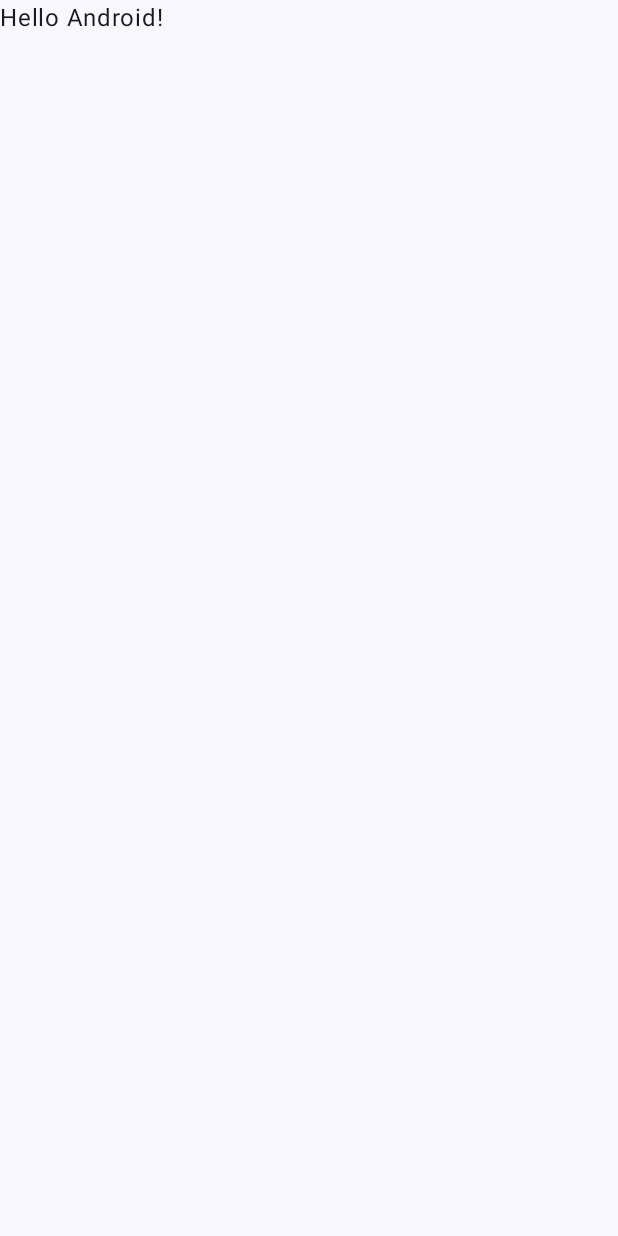
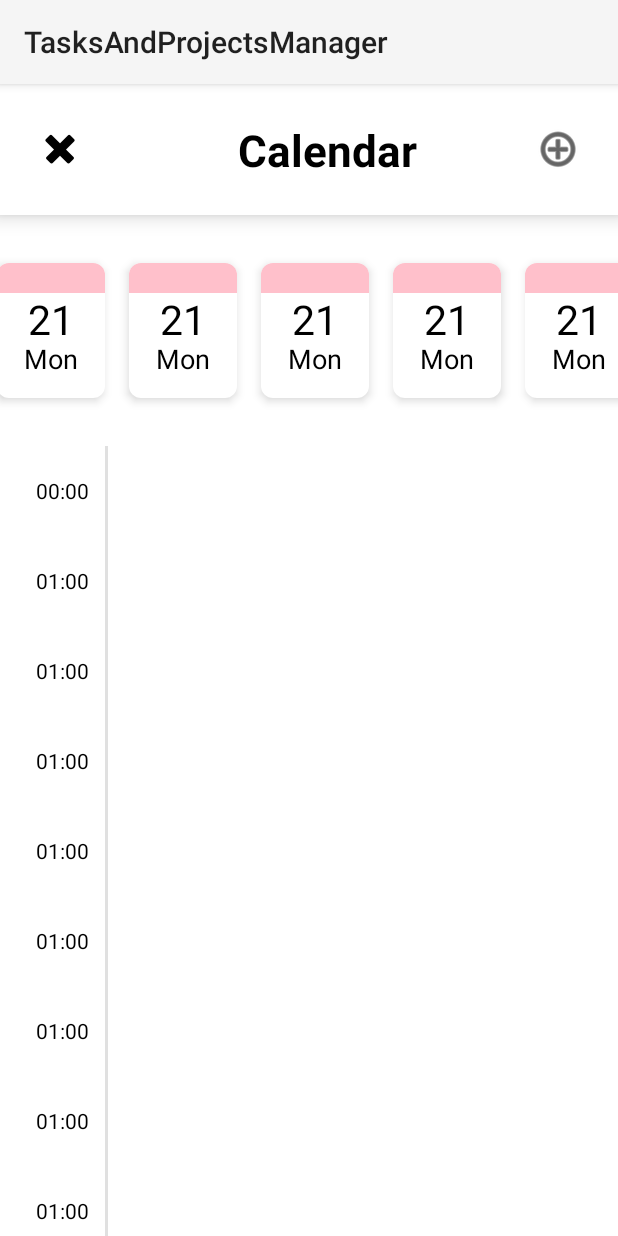
Before and after one commit to a9ek0/TasksAndProjectsManager, an Android app: the screen it shows after launch (MainActivity), on a phone screen of 412 x 824 dp. Before the commit the screen is almost empty. Run offline under Robolectric (Android 15) with nearby library versions, the phone set to English and light mode, and no system bars.

Commit message:
Сalendar page designed

```diff
--- a/app/src/main/AndroidManifest.xml
+++ b/app/src/main/AndroidManifest.xml
@@ -15,11 +15,9 @@
         <activity
             android:name=".MainActivity"
             android:exported="true"
-            android:label="@string/app_name"
-            android:theme="@style/Theme.TasksAndProjectsManager">
+            android:label="@string/app_name">
             <intent-filter>
                 <action android:name="android.intent.action.MAIN" />
-
                 <category android:name="android.intent.category.LAUNCHER" />
             </intent-filter>
         </activity>
--- a/app/src/main/java/com/a9ek0/tasksandprojectsmanager/MainActivity.kt
+++ b/app/src/main/java/com/a9ek0/tasksandprojectsmanager/MainActivity.kt
@@ -1,47 +1,31 @@
 package com.a9ek0.tasksandprojectsmanager
 
 import android.os.Bundle
-import androidx.activity.ComponentActivity
-import androidx.activity.compose.setContent
-import androidx.activity.enableEdgeToEdge
-import androidx.compose.foundation.layout.fillMaxSize
-import androidx.compose.foundation.layout.padding
-import androidx.compose.material3.Scaffold
-import androidx.compose.material3.Text
-import androidx.compose.runtime.Composable
-import androidx.compose.ui.Modifier
-import androidx.compose.ui.tooling.preview.Preview
-import com.a9ek0.tasksandprojectsmanager.ui.theme.TasksAndProjectsManagerTheme
+import android.widget.LinearLayout
+import android.widget.TextView
+import androidx.appcompat.app.AppCompatActivity
 
-class MainActivity : ComponentActivity() {
+class MainActivity : AppCompatActivity() {
     override fun onCreate(savedInstanceState: Bundle?) {
         super.onCreate(savedInstanceState)
-        enableEdgeToEdge()
-        setContent {
-            TasksAndProjectsManagerTheme {
-                Scaffold(modifier = Modifier.fillMaxSize()) { innerPadding ->
-                    Greeting(
-                        name = "Android",
-                        modifier = Modifier.padding(innerPadding)
-                    )
-                }
+        setContentView(R.layout.activity_main)
+
+        val hoursContainer = findViewById<LinearLayout>(R.id.hours_container)
+
+        for (hour in 0..23) {
+            val hourView = layoutInflater.inflate(R.layout.hour_block, hoursContainer, false)
+            val hourText = hourView.findViewById<TextView>(R.id.hour_text)
+
+            val timeString = when {
+                hour == 0 -> "12 AM"
+                hour < 12 -> "$hour AM"
+                hour == 12 -> "12 PM"
+                else -> "${hour - 12} PM"
             }
+
+            hourText.text = timeString
+            hoursContainer.addView(hourView)
         }
+
     }
 }
-
-@Composable
-fun Greeting(name: String, modifier: Modifier = Modifier) {
-    Text(
-        text = "Hello $name!",
-        modifier = modifier
-    )
-}
-
-@Preview(showBackground = true)
-@Composable
-fun GreetingPreview() {
-    TasksAndProjectsManagerTheme {
-        Greeting("Android")
-    }
-}
--- a/app/src/main/java/com/a9ek0/tasksandprojectsmanager/ui/theme/Color.kt
+++ b/app/src/main/java/com/a9ek0/tasksandprojectsmanager/ui/theme/Color.kt
@@ -1,11 +1 @@
 package com.a9ek0.tasksandprojectsmanager.ui.theme
-
-import androidx.compose.ui.graphics.Color
-
-val Purple80 = Color(0xFFD0BCFF)
-val PurpleGrey80 = Color(0xFFCCC2DC)
-val Pink80 = Color(0xFFEFB8C8)
-
-val Purple40 = Color(0xFF6650a4)
-val PurpleGrey40 = Color(0xFF625b71)
-val Pink40 = Color(0xFF7D5260)
--- a/app/src/main/java/com/a9ek0/tasksandprojectsmanager/ui/theme/Theme.kt
+++ b/app/src/main/java/com/a9ek0/tasksandprojectsmanager/ui/theme/Theme.kt
@@ -1,58 +1 @@
 package com.a9ek0.tasksandprojectsmanager.ui.theme
-
-import android.app.Activity
-import android.os.Build
-import androidx.compose.foundation.isSystemInDarkTheme
-import androidx.compose.material3.MaterialTheme
-import androidx.compose.material3.darkColorScheme
-import androidx.compose.material3.dynamicDarkColorScheme
-import androidx.compose.material3.dynamicLightColorScheme
-import androidx.compose.material3.lightColorScheme
-import androidx.compose.runtime.Composable
-import androidx.compose.ui.platform.LocalContext
-
-private val DarkColorScheme = darkColorScheme(
-    primary = Purple80,
-    secondary = PurpleGrey80,
-    tertiary = Pink80
-)
-
-private val LightColorScheme = lightColorScheme(
-    primary = Purple40,
-    secondary = PurpleGrey40,
-    tertiary = Pink40
-
-    /* Other default colors to override
-    background = Color(0xFFFFFBFE),
-    surface = Color(0xFFFFFBFE),
-    onPrimary = Color.White,
-    onSecondary = Color.White,
-    onTertiary = Color.White,
-    onBackground = Color(0xFF1C1B1F),
-    onSurface = Color(0xFF1C1B1F),
-    */
-)
-
-@Composable
-fun TasksAndProjectsManagerTheme(
-    darkTheme: Boolean = isSystemInDarkTheme(),
-    // Dynamic color is available on Android 12+
-    dynamicColor: Boolean = true,
-    content: @Composable () -> Unit
-) {
-    val colorScheme = when {
-        dynamicColor && Build.VERSION.SDK_INT >= Build.VERSION_CODES.S -> {
-            val context = LocalContext.current
-            if (darkTheme) dynamicDarkColorScheme(context) else dynamicLightColorScheme(context)
-        }
-
-        darkTheme -> DarkColorScheme
-        else -> LightColorScheme
-    }
-
-    MaterialTheme(
-        colorScheme = colorScheme,
-        typography = Typography,
-        content = content
-    )
-}
--- a/app/src/main/java/com/a9ek0/tasksandprojectsmanager/ui/theme/Type.kt
+++ b/app/src/main/java/com/a9ek0/tasksandprojectsmanager/ui/theme/Type.kt
@@ -1,34 +1 @@
 package com.a9ek0.tasksandprojectsmanager.ui.theme
-
-import androidx.compose.material3.Typography
-import androidx.compose.ui.text.TextStyle
-import androidx.compose.ui.text.font.FontFamily
-import androidx.compose.ui.text.font.FontWeight
-import androidx.compose.ui.unit.sp
-
-// Set of Material typography styles to start with
-val Typography = Typography(
-    bodyLarge = TextStyle(
-        fontFamily = FontFamily.Default,
-        fontWeight = FontWeight.Normal,
-        fontSize = 16.sp,
-        lineHeight = 24.sp,
-        letterSpacing = 0.5.sp
-    )
-    /* Other default text styles to override
-    titleLarge = TextStyle(
-        fontFamily = FontFamily.Default,
-        fontWeight = FontWeight.Normal,
-        fontSize = 22.sp,
-        lineHeight = 28.sp,
-        letterSpacing = 0.sp
-    ),
-    labelSmall = TextStyle(
-        fontFamily = FontFamily.Default,
-        fontWeight = FontWeight.Medium,
-        fontSize = 11.sp,
-        lineHeight = 16.sp,
-        letterSpacing = 0.5.sp
-    )
-    */
-)
--- /dev/null
+++ b/app/src/main/res/drawable/calendar_day_background.xml
@@ -0,0 +1,17 @@
+<layer-list xmlns:android="http://schemas.android.com/apk/res/android">
+
+    <item>
+        <shape android:shape="rectangle">
+            <solid android:color="@color/white"/>
+            <corners android:radius="8dp" />
+        </shape>
+    </item>
+
+    <!-- Розовая верхняя часть -->
+    <item android:top="0dp" android:bottom="70dp">
+        <shape android:shape="rectangle">
+            <solid android:color="@color/pink"/>
+            <corners android:topLeftRadius="8dp" android:topRightRadius="8dp"/>
+        </shape>
+    </item>
+</layer-list>
--- /dev/null
+++ b/app/src/main/res/drawable/rounded_background.xml
@@ -0,0 +1,5 @@
+<?xml version="1.0" encoding="utf-8"?>
+<shape xmlns:android="http://schemas.android.com/apk/res/android">
+    <solid android:color="@color/pink" />
+    <corners android:radius="16dp" />
+</shape>
--- /dev/null
+++ b/app/src/main/res/drawable/timeline_dot.xml
@@ -0,0 +1,6 @@
+<?xml version="1.0" encoding="utf-8"?>
+<shape xmlns:android="http://schemas.android.com/apk/res/android"
+    android:shape="oval">
+    <solid android:color="@color/timeline_color" />
+    <size android:width="16dp" android:height="16dp" />
+</shape>
--- /dev/null
+++ b/app/src/main/res/drawable/top_bar_background.xml
@@ -0,0 +1,7 @@
+<?xml version="1.0" encoding="utf-8"?>
+<shape xmlns:android="http://schemas.android.com/apk/res/android">
+    <gradient
+        android:startColor="@color/white"
+        android:endColor="@color/white"
+        android:angle="0" />
+</shape>
--- /dev/null
+++ b/app/src/main/res/layout/activity_main.xml
@@ -0,0 +1,320 @@
+<?xml version="1.0" encoding="utf-8"?>
+<androidx.constraintlayout.widget.ConstraintLayout xmlns:android="http://schemas.android.com/apk/res/android"
+    xmlns:app="http://schemas.android.com/apk/res-auto"
+    xmlns:tools="http://schemas.android.com/tools"
+    android:layout_width="match_parent"
+    android:layout_height="match_parent"
+    android:background="@color/white"
+    tools:context=".MainActivity">
+
+    <!-- Верхняя панель с иконками -->
+    <LinearLayout
+        android:id="@+id/top_bar"
+        android:layout_width="0dp"
+        android:layout_height="wrap_content"
+        android:background="@color/white"
+        android:elevation="8dp"
+        android:gravity="center_vertical"
+        android:orientation="horizontal"
+        android:paddingStart="24dp"
+        android:paddingTop="24dp"
+        android:paddingEnd="24dp"
+        android:paddingBottom="24dp"
+        android:backgroundTint="@color/white"
+        app:layout_constraintEnd_toEndOf="parent"
+        app:layout_constraintStart_toStartOf="parent"
+        app:layout_constraintTop_toTopOf="parent">
+
+        <!-- Иконка с календарем -->
+        <ImageView
+            android:id="@+id/backIcon"
+            android:layout_width="32dp"
+            android:layout_height="32dp"
+            android:src="@android:drawable/ic_delete"
+            app:tint="@color/icon_color" />
+
+        <!-- Заголовок -->
+        <TextView
+            android:id="@+id/title"
+            android:layout_width="0dp"
+            android:layout_height="wrap_content"
+            android:layout_marginStart="24dp"
+            android:layout_weight="1"
+            android:text="Calendar"
+            android:textAlignment="center"
+            android:textColor="@color/black"
+            android:textSize="29sp"
+            android:textStyle="bold" />
+
+        <!-- Иконка добавления -->
+        <ImageView
+            android:id="@+id/addIcon"
+            android:layout_width="32dp"
+            android:layout_height="32dp"
+            android:src="@android:drawable/ic_menu_add"
+            app:tint="@color/icon_color" />
+    </LinearLayout>
+
+    <!-- Календарь -->
+    <HorizontalScrollView
+        android:id="@+id/calendar_scroll"
+        android:layout_width="match_parent"
+        android:layout_height="wrap_content"
+        android:paddingTop="24dp"
+        android:paddingBottom="24dp"
+        android:scrollbars="none"
+        app:layout_constraintTop_toBottomOf="@id/top_bar">
+
+        <LinearLayout
+            android:id="@+id/calendar_view"
+            android:layout_width="wrap_content"
+            android:layout_height="match_parent"
+            android:orientation="horizontal"
+            android:paddingStart="-10dp"
+            android:paddingEnd="24dp">
+
+            <!-- Дни недели -->
+            <include layout="@layout/calendar_day_item" />
+
+            <include layout="@layout/calendar_day_item" />
+
+            <include layout="@layout/calendar_day_item" />
+
+            <include layout="@layout/calendar_day_item" />
+
+            <include layout="@layout/calendar_day_item" />
+
+            <include layout="@layout/calendar_day_item" />
+
+            <include layout="@layout/calendar_day_item" />
+
+        </LinearLayout>
+    </HorizontalScrollView>
+
+    <!-- Временная шкала с событиями -->
+    <ScrollView
+        android:layout_width="0dp"
+        android:layout_height="0dp"
+        android:clipToPadding="false"
+        app:layout_constraintBottom_toBottomOf="parent"
+        app:layout_constraintEnd_toEndOf="parent"
+        app:layout_constraintStart_toStartOf="parent"
+        app:layout_constraintTop_toBottomOf="@id/calendar_scroll">
+
+        <RelativeLayout
+            android:id="@+id/timeline_container"
+            android:layout_width="match_parent"
+            android:layout_height="wrap_content"
+            android:paddingBottom="16dp">
+
+            <!-- Вертикальная линия времени -->
+            <View
+                android:layout_width="2dp"
+                android:layout_height="1440dp"
+                android:layout_marginStart="70dp"
+                android:background="#E0E0E0" />
+
+            <!-- Временные метки и горизонтальные линии -->
+            <LinearLayout
+                android:id="@+id/hours_container"
+                android:layout_width="match_parent"
+                android:layout_height="1440dp"
+                android:orientation="vertical">
+
+                <!-- Пример временной метки -->
+                <TextView
+                    android:layout_width="wrap_content"
+                    android:layout_height="60dp"
+                    android:text="00:00"
+                    android:textSize="14sp"
+                    android:textColor="@color/black"
+                    android:layout_marginStart="24dp"
+                    android:layout_marginEnd="24dp"
+                    android:gravity="center_vertical|start" />
+
+                <!-- Пример временной метки -->
+                <TextView
+                    android:layout_width="wrap_content"
+                    android:layout_height="60dp"
+                    android:text="01:00"
+                    android:textSize="14sp"
+                    android:textColor="@color/black"
+                    android:layout_marginStart="24dp"
+                    android:layout_marginEnd="24dp"
+                    android:gravity="center_vertical|start" />
+
+                <TextView
+                    android:layout_width="wrap_content"
+                    android:layout_height="60dp"
+                    android:text="01:00"
+                    android:textSize="14sp"
+                    android:textColor="@color/black"
+                    android:layout_marginStart="24dp"
+                    android:layout_marginEnd="24dp"
+                    android:gravity="center_vertical|start" />
+
+                <TextView
+                    android:layout_width="wrap_content"
+                    android:layout_height="60dp"
+                    android:text="01:00"
+                    android:textSize="14sp"
+                    android:textColor="@color/black"
+                    android:layout_marginStart="24dp"
+                    android:layout_marginEnd="24dp"
+                    android:gravity="center_vertical|start" />
+
+                <TextView
+                    android:layout_width="wrap_content"
+                    android:layout_height="60dp"
+                    android:text="01:00"
+                    android:textSize="14sp"
+                    android:textColor="@color/black"
+                    android:layout_marginStart="24dp"
+                    android:layout_marginEnd="24dp"
+                    android:gravity="center_vertical|start" />
+
+                <TextView
+                    android:layout_width="wrap_content"
+                    android:layout_height="60dp"
+                    android:text="01:00"
+                    android:textSize="14sp"
+                    android:textColor="@color/black"
+                    android:layout_marginStart="24dp"
+                    android:layout_marginEnd="24dp"
+                    android:gravity="center_vertical|start" />
+
+                <TextView
+                    android:layout_width="wrap_content"
+                    android:layout_height="60dp"
+                    android:text="01:00"
+                    android:textSize="14sp"
+                    android:textColor="@color/black"
+                    android:layout_marginStart="24dp"
+                    android:layout_marginEnd="24dp"
+                    android:gravity="center_vertical|start" />
+
+                <TextView
+                    android:layout_width="wrap_content"
+                    android:layout_height="60dp"
+                    android:text="01:00"
+                    android:textSize="14sp"
+                    android:textColor="@color/black"
+                    android:layout_marginStart="24dp"
+                    android:layout_marginEnd="24dp"
+                    android:gravity="center_vertical|start" />
+
+                <TextView
+                    android:layout_width="wrap_content"
+                    android:layout_height="60dp"
+                    android:text="01:00"
+                    android:textSize="14sp"
+                    android:textColor="@color/black"
+                    android:layout_marginStart="24dp"
+                    android:layout_marginEnd="24dp"
+                    android:gravity="center_vertical|start" />
+
+                <TextView
+                    android:layout_width="wrap_content"
+                    android:layout_height="60dp"
+                    android:text="01:00"
+                    android:textSize="14sp"
+                    android:textColor="@color/black"
+                    android:layout_marginStart="24dp"
+                    android:layout_marginEnd="24dp"
+                    android:gravity="center_vertical|start" />
+
+                <TextView
+                    android:layout_width="wrap_content"
+                    android:layout_height="60dp"
+                    android:text="01:00"
+                    android:textSize="14sp"
+                    android:textColor="@color/black"
+                    android:layout_marginStart="24dp"
+                    android:layout_marginEnd="24dp"
+                    android:gravity="center_vertical|start" />
+
+                <TextView
+                    android:layout_width="wrap_content"
+                    android:layout_height="60dp"
+                    android:text="01:00"
+                    android:textSize="14sp"
+                    android:textColor="@color/black"
+                    android:layout_marginStart="24dp"
+                    android:layout_marginEnd="24dp"
+                    android:gravity="center_vertical|start" />
+
+                <TextView
+                    android:layout_width="wrap_content"
+                    android:layout_height="60dp"
+                    android:text="01:00"
+                    android:textSize="14sp"
+                    android:textColor="@color/black"
+                    android:layout_marginStart="24dp"
+                    android:layout_marginEnd="24dp"
+                    android:gravity="center_vertical|start" />
+
+                <TextView
+                    android:layout_width="wrap_content"
+                    android:layout_height="60dp"
+                    android:text="01:00"
+                    android:textSize="14sp"
+                    android:textColor="@color/black"
+                    android:layout_marginStart="24dp"
+                    android:layout_marginEnd="24dp"
+                    android:gravity="center_vertical|start" />
+
+                <TextView
+                    android:layout_width="wrap_content"
+                    android:layout_height="60dp"
+                    android:text="01:00"
+                    android:textSize="14sp"
+                    android:textColor="@color/black"
+                    android:layout_marginStart="24dp"
+                    android:layout_marginEnd="24dp"
+                    android:gravity="center_vertical|start" />
+
+                <TextView
+                    android:layout_width="wrap_content"
+                    android:layout_height="60dp"
+                    android:text="01:00"
+                    android:textSize="14sp"
+                    android:textColor="@color/black"
+                    android:layout_marginStart="24dp"
+                    android:layout_marginEnd="24dp"
+                    android:gravity="center_vertical|start" />
+
+                <TextView
+                    android:layout_width="wrap_content"
+                    android:layout_height="60dp"
+                    android:text="01:00"
+                    android:textSize="14sp"
+                    android:textColor="@color/black"
+                    android:layout_marginStart="24dp"
+                    android:layout_marginEnd="24dp"
+                    android:gravity="center_vertical|start" />
+
+                <TextView
+                    android:layout_width="wrap_content"
+                    android:layout_height="60dp"
+                    android:text="01:00"
+                    android:textSize="14sp"
+                    android:textColor="@color/black"
+                    android:layout_marginStart="24dp"
+                    android:layout_marginEnd="24dp"
+                    android:gravity="center_vertical|start" />
+                <!-- Добавьте больше временных меток по аналогии -->
+
+            </LinearLayout>
+
+            <!-- Здесь будут динамически добавляться задачи -->
+
+        </RelativeLayout>
+    </ScrollView>
+
+    <androidx.constraintlayout.widget.Guideline
+        android:id="@+id/guideline2"
+        android:layout_width="wrap_content"
+        android:layout_height="wrap_content"
+        android:orientation="vertical"
+        app:layout_constraintGuide_begin="20dp" />
+</androidx.constraintlayout.widget.ConstraintLayout>
--- /dev/null
+++ b/app/src/main/res/layout/calendar_day_item.xml
@@ -0,0 +1,37 @@
+<?xml version="1.0" encoding="utf-8"?>
+<LinearLayout xmlns:android="http://schemas.android.com/apk/res/android"
+    android:layout_width="72dp"
+    android:layout_height="90dp"
+
+    android:orientation="vertical"
+    android:gravity="center"
+
+    android:layout_marginStart ="8dp"
+    android:layout_marginBottom="8dp"
+    android:layout_marginTop   ="8dp"
+    android:layout_marginEnd   ="8dp"
+
+    android:elevation="4dp"
+
+    android:padding="8dp"
+
+    android:background="@drawable/calendar_day_background">
+
+    <TextView
+        android:id="@+id/day_number"
+        android:layout_width="48dp"
+        android:layout_height="48dp"
+        android:text="21"
+        android:textColor="@android:color/black"
+        android:textSize="27sp"
+        android:gravity="center" />
+
+    <TextView
+        android:id="@+id/day_name"
+        android:layout_width="wrap_content"
+        android:layout_height="wrap_content"
+        android:text="Mon"
+        android:textColor="@android:color/black"
+        android:textSize="18sp"
+        android:layout_marginTop="-10dp" />
+</LinearLayout>
--- /dev/null
+++ b/app/src/main/res/layout/hour_block.xml
@@ -0,0 +1,23 @@
+<?xml version="1.0" encoding="utf-8"?>
+<LinearLayout xmlns:android="http://schemas.android.com/apk/res/android"
+    xmlns:tools="http://schemas.android.com/tools"
+    android:layout_width="match_parent"
+    android:layout_height="60dp"
+    android:orientation="vertical">
+
+    <TextView
+        android:id="@+id/hour_text"
+        android:layout_width="wrap_content"
+        android:layout_height="wrap_content"
+        android:layout_marginStart="16dp"
+        android:textColor="#757575"
+        android:textSize="14sp"
+        tools:text="12 AM" />
+
+    <View
+        android:layout_width="match_parent"
+        android:layout_height="1dp"
+        android:layout_marginTop="59dp"
+        android:background="#E0E0E0" />
+
+</LinearLayout>
--- /dev/null
+++ b/app/src/main/res/layout/task_item.xml
@@ -0,0 +1,42 @@
+<?xml version="1.0" encoding="utf-8"?>
+<androidx.cardview.widget.CardView xmlns:android="http://schemas.android.com/apk/res/android"
+    xmlns:app="http://schemas.android.com/apk/res-auto"
+    android:layout_width="match_parent"
+    android:layout_height="wrap_content"
+    android:layout_marginBottom="8dp"
+    app:cardCornerRadius="8dp"
+    app:cardElevation="2dp">
+
+    <LinearLayout
+        android:layout_width="match_parent"
+        android:layout_height="wrap_content"
+        android:orientation="horizontal"
+        android:padding="16dp"
+        android:background="@drawable/rounded_background">
+
+        <CheckBox
+            android:id="@+id/task_checkbox"
+            android:layout_width="wrap_content"
+            android:layout_height="wrap_content"
+            android:layout_gravity="center_vertical"
+            style="@style/CheckBoxStyle"/>
+
+        <TextView
+            android:id="@+id/task_title"
+            android:layout_width="0dp"
+            android:layout_height="wrap_content"
+            android:layout_weight="1"
+            android:text="Task Title"
+            android:textSize="20sp"
+            android:textColor="@color/white"
+            android:layout_marginStart="16dp"
+            android:layout_marginEnd="16dp" />
+
+        <ImageView
+            android:id="@+id/task_priority"
+            android:layout_width="24dp"
+            android:layout_height="24dp"
+            android:src="@android:drawable/btn_star"
+            android:layout_gravity="center_vertical" />
+    </LinearLayout>
+</androidx.cardview.widget.CardView>
--- a/app/src/main/res/values/colors.xml
+++ b/app/src/main/res/values/colors.xml
@@ -1,5 +1,6 @@
 <?xml version="1.0" encoding="utf-8"?>
 <resources>
+    <color name="pink">#FFC0CB</color>
     <color name="purple_200">#FFBB86FC</color>
     <color name="purple_500">#FF6200EE</color>
     <color name="purple_700">#FF3700B3</color>
@@ -7,4 +8,11 @@
     <color name="teal_700">#FF018786</color>
     <color name="black">#FF000000</color>
     <color name="white">#FFFFFFFF</color>
+
+    <color name="background">#FFFFFFFF</color>
+    <color name="button">#4A90E2</color>
+    <color name="icon_color">#FF000000</color>
+    <color name="check_color">#FFFFFFFF</color>
+    <color name="timeline_color">#CCCCCC</color>
+
 </resources>
--- /dev/null
+++ b/app/src/main/res/values/styles.xml
@@ -0,0 +1,8 @@
+<?xml version="1.0" encoding="utf-8"?>
+<resources>
+    <style name="Theme.TasksAndProjectsManager" parent="Theme.AppCompat.Light">
+    </style>
+    <style name="CheckBoxStyle" parent="Widget.AppCompat.CompoundButton.CheckBox">
+        <item name="android:buttonTint">@color/check_color</item>
+    </style>
+</resources>
--- a/app/src/main/res/values/themes.xml
+++ /dev/null
@@ -1,5 +0,0 @@
-<?xml version="1.0" encoding="utf-8"?>
-<resources>
-
-    <style name="Theme.TasksAndProjectsManager" parent="android:Theme.Material.Light.NoActionBar" />
-</resources>
```
Also changed, not shown: app/build.gradle.kts (+5 -15 lines), gradle/libs.versions.toml (+8 -0 lines).
